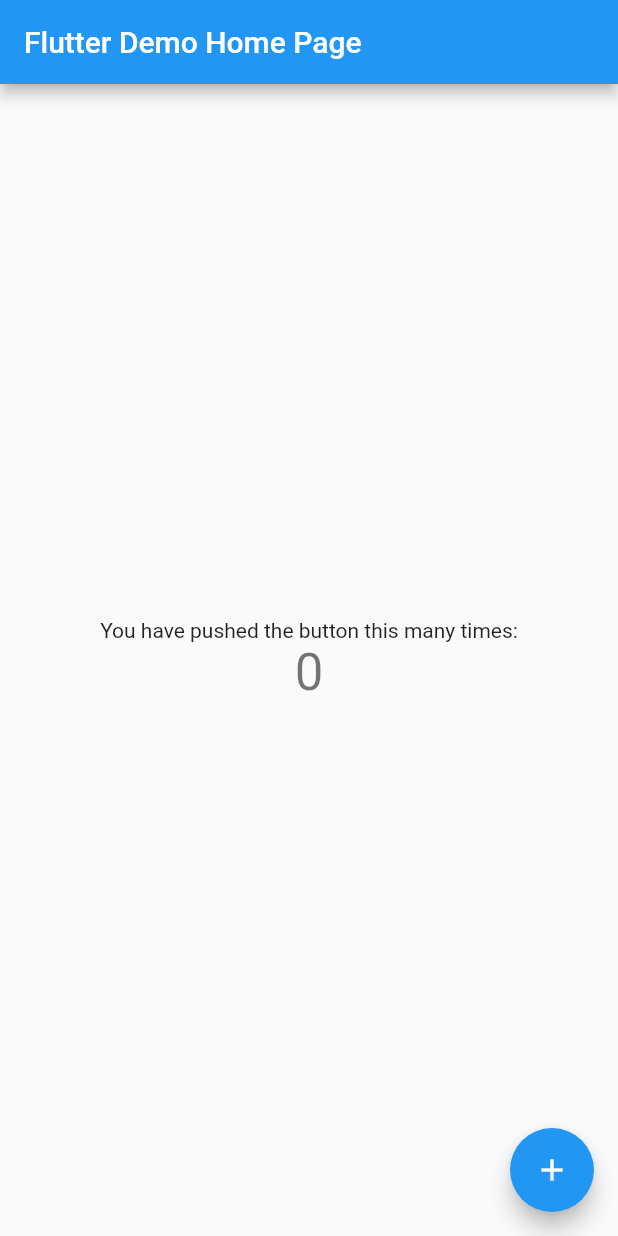
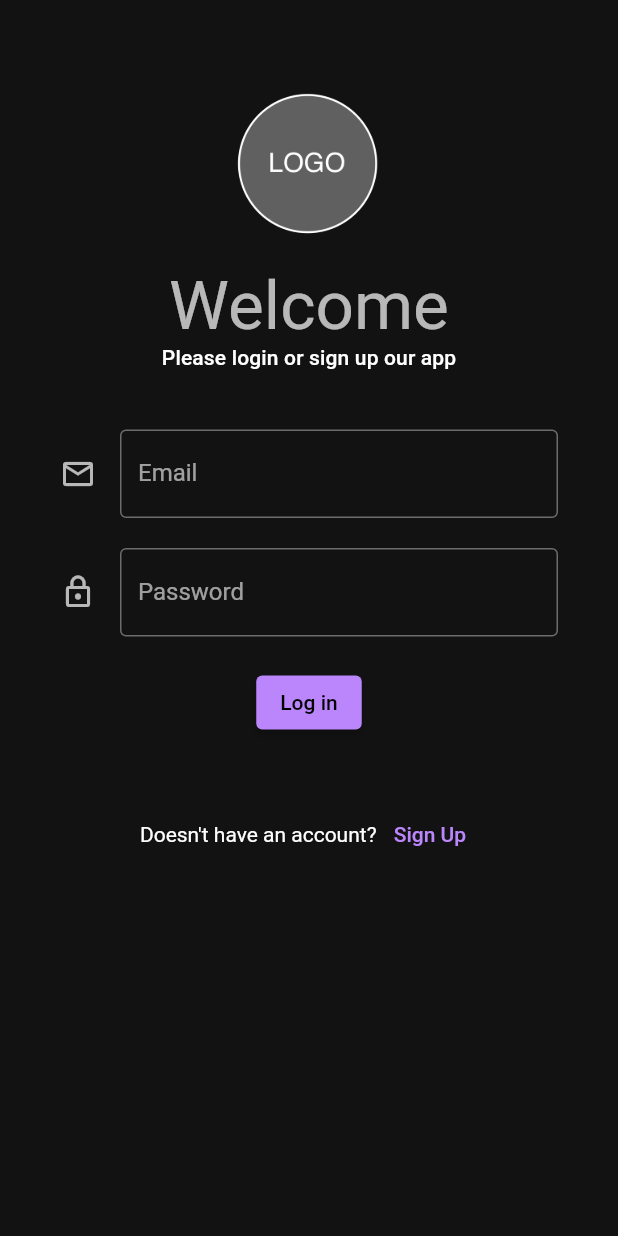
Before and after one commit to Listly-org/listly-app, a Flutter app: the screen it shows after launch, on a phone screen of 412 x 824 dp. Run offline on Flutter 3.47's test engine with Material 2 defaults, Android fonts, the phone set to English and light mode, and no system bars; drawn by our look-alikes of flutter_form_builder; our stand-ins replace dio, flutter_dotenv, form_builder_validators.

Commit message:
Feat: Login page main implementation

```diff
--- a/lib/main.dart
+++ b/lib/main.dart
@@ -1,67 +1,19 @@
 import 'package:flutter/material.dart';
+import 'package:flutter_dotenv/flutter_dotenv.dart';
+import 'package:listly/pages/login_page.dart';
 
-void main() {
-    runApp(const MyApp());
+Future main() async {
+    await dotenv.load(fileName: '.env');
+
+    runApp(
+        MaterialApp(
+            debugShowCheckedModeBanner: false,
+            title: 'Listly',
+            theme: ThemeData.from(colorScheme: ColorScheme.dark()),
+            themeMode: ThemeMode.dark,
+            routes: <String, WidgetBuilder>{
+                '/': (BuildContext context) => const LoginPage()
+            },
+        )
+    );
 }
-
-class MyApp extends StatelessWidget {
-    const MyApp({super.key});
-
-    @override
-    Widget build(BuildContext context) {
-        return MaterialApp(
-            title: 'Flutter Demo',
-            theme: ThemeData(
-                primarySwatch: Colors.blue
-            ),
-            home: const MyHomePage(title: 'Flutter Demo Home Page'),
-        );
-    }
-}
-
-class MyHomePage extends StatefulWidget {
-    const MyHomePage({super.key, required this.title});
-
-    final String title;
-
-    @override
-    State<MyHomePage> createState() => _MyHomePageState();
-}
-
-class _MyHomePageState extends State<MyHomePage> {
-    int _counter = 0;
-
-    void _incrementCounter() {
-        setState(() {
-            _counter++;
-        });
-    }
-
-    @override
-    Widget build(BuildContext context) {
-        return Scaffold(
-            appBar: AppBar(
-                title: Text(widget.title),
-            ),
-            body: Center(
-                child: Column(
-                    mainAxisAlignment: MainAxisAlignment.center,
-                    children: <Widget>[
-                        const Text(
-                            'You have pushed the button this many times:',
-                        ),
-                        Text(
-                            '$_counter',
-                            style: Theme.of(context).textTheme.headline4,
-                        ),
-                    ],
-                ),
-            ),
-            floatingActionButton: FloatingActionButton(
-                onPressed: _incrementCounter,
-                tooltip: 'Increment',
-                child: const Icon(Icons.add),
-            ),
-        );
-    }
-}
--- /dev/null
+++ b/lib/pages/login_page.dart
@@ -0,0 +1,119 @@
+import 'dart:convert';
+import 'package:flutter/material.dart';
+import 'package:flutter_form_builder/flutter_form_builder.dart';
+import 'package:form_builder_validators/form_builder_validators.dart';
+import 'package:listly/services/api_service.dart';
+
+class LoginPage extends StatefulWidget {
+    const LoginPage({super.key});
+
+    @override
+    LoginPageState createState() {
+        return LoginPageState();
+    }
+}
+
+class LoginPageState extends State<LoginPage> {
+    ApiService api = ApiService();
+    final formKey = GlobalKey<FormBuilderState>();
+
+    void submit() {
+        final formData = formKey.currentState?.value;
+        debugPrint(jsonEncode(formData));
+
+        api.post('/login', formData)
+            .then((value) {
+                debugPrint(value.toString());
+            })
+            .catchError((onError) {
+                ScaffoldMessenger.of(context).showSnackBar(
+                    SnackBar(
+                        content: Text('Something wrong happened, try again'),
+                        action: SnackBarAction(
+                            label: 'OK',
+                            onPressed: () {},
+                        ),
+                    )
+                );
+            });
+    }
+
+    @override
+    Widget build(BuildContext context) {
+        return Scaffold(
+            resizeToAvoidBottomInset: true,
+            body: Container(
+                width: MediaQuery.of(context).size.width,
+                padding: EdgeInsets.only(top: 40, left: 40, right: 40, bottom: 40),
+                child: Column(children: [
+                    Image(
+                        image: AssetImage('assets/images/logo.png'),
+                        width: MediaQuery.of(context).size.width / 3
+                    ),
+                    Text(
+                        'Welcome',
+                        style: Theme.of(context).textTheme.headline3
+                    ),
+                    Text(
+                        'Please login or sign up our app',
+                        style: Theme.of(context).textTheme.subtitle2,
+                    ),
+                    SizedBox(height: 40),
+                    FormBuilder(
+                        autovalidateMode: AutovalidateMode.disabled,
+                        key: formKey,
+                        child: Column(children: [
+                            FormBuilderTextField(
+                                name: 'email',
+                                autofocus: true,
+                                autovalidateMode: AutovalidateMode.onUserInteraction,
+                                decoration: InputDecoration(
+                                    icon: Icon(Icons.email_outlined),
+                                    hintText: 'example@email.com',
+                                    labelText: 'Email',
+                                    border: OutlineInputBorder()
+                                ),
+                                validator: FormBuilderValidators.compose([
+                                    FormBuilderValidators.required(errorText: 'Email is required'),
+                                    FormBuilderValidators.email(errorText: 'Must be a valid email')
+                                ]),
+                            ),
+                            SizedBox(height: 20),
+                            FormBuilderTextField(
+                                name: 'password',
+                                autovalidateMode: AutovalidateMode.onUserInteraction,
+                                obscureText: true,
+                                decoration: InputDecoration(
+                                    icon: Icon(Icons.lock_outline),
+                                    hintText: '********',
+                                    labelText: 'Password',
+                                    border: OutlineInputBorder()
+                                ),
+                                validator: FormBuilderValidators.required(errorText: 'Password is required')
+                            ),
+                            SizedBox(height: 20),
+                            ElevatedButton(
+                                onPressed: () {
+                                    formKey.currentState!.save();
+                                    if(formKey.currentState!.isValid) submit();
+                                },
+                                child: Text('Log in'),
+                            )
+                        ])
+                    ),
+                    SizedBox(height: 40),
+                    Row(
+                        mainAxisAlignment: MainAxisAlignment.center,
+                        children: [
+                            Text('Doesn\'t have an account? '),
+                            TextButton(
+                                onPressed: () => Navigator.pushNamed(context, '/sign-up'),
+                                child: Text('Sign Up')
+                            )
+                        ],
+                    ),
+                ])
+            )
+        );
+    }
+}
```
